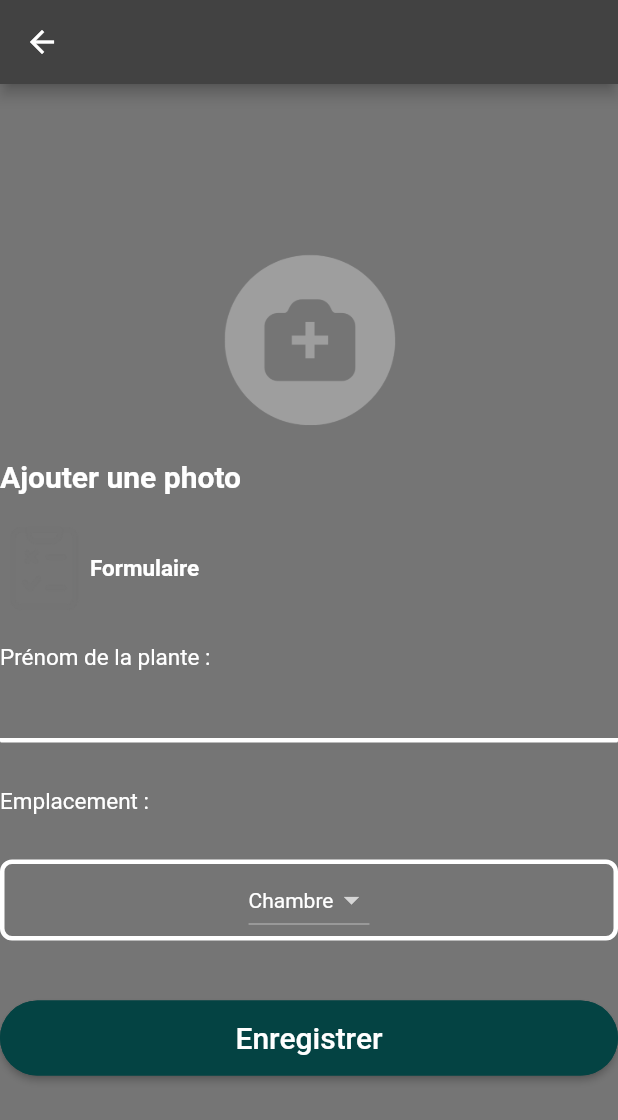
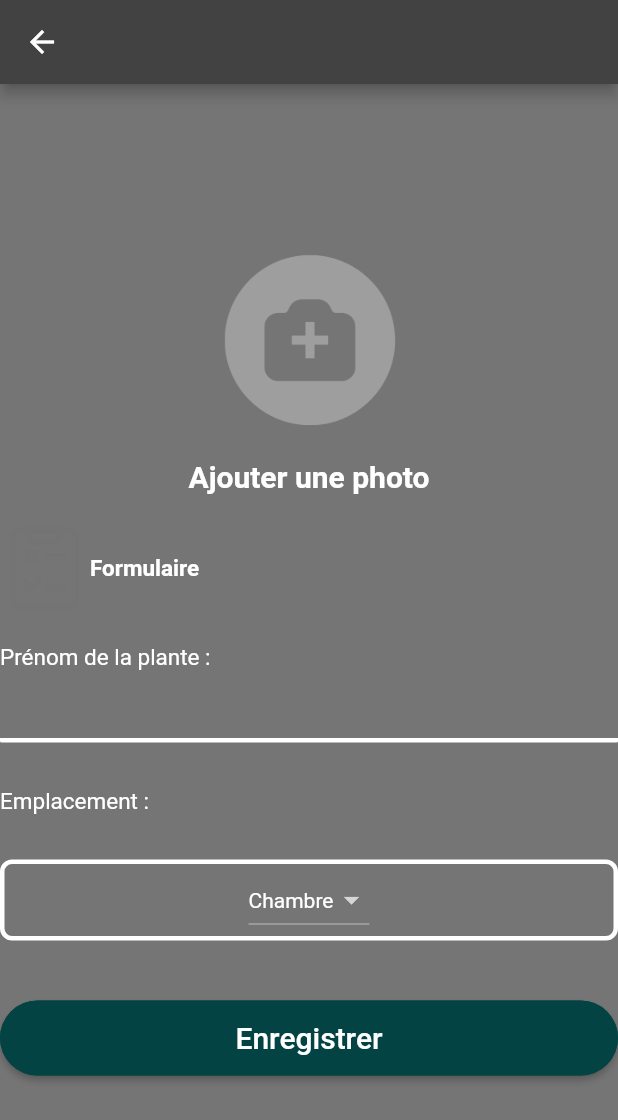
Before and after one commit to joumichy/mounaproject, a Flutter app: the SettingPlant screen opened by its route, on a phone screen of 412 x 824 dp. Shown: the top 1120 px of the screen. Run offline on Flutter 3.47's test engine with Material 2 defaults, Android fonts, the phone set to English and light mode, and no system bars; our stand-ins replace shared_preferences; accounts and stored records are empty.

Commit message:
push with listview center

```diff
--- a/lib/features/setting_plant/setting_plant.dart
+++ b/lib/features/setting_plant/setting_plant.dart
@@ -48,7 +48,7 @@ class SettingPlantState extends State<SettingPlant> {
               child: Image.asset("asset/icons/add-photo.png", width: 150, height: 150, color: Colors.grey,), )
             ,),
 
-          Padding(padding: EdgeInsets.only(top: 5, bottom: 20), child:  Text("Ajouter une photo", style: TextStyle(fontWeight: FontWeight.bold, fontSize: 20,),),),
+          Padding(padding: EdgeInsets.only(top: 5, bottom: 20), child:  Text("Ajouter une photo", textAlign : TextAlign.center,style: TextStyle(fontWeight: FontWeight.bold, fontSize: 20,),),),
           Align(
             child: Row(children: [
               Image.asset("asset/icons/form.png", width: 60, height: 60,),
```
